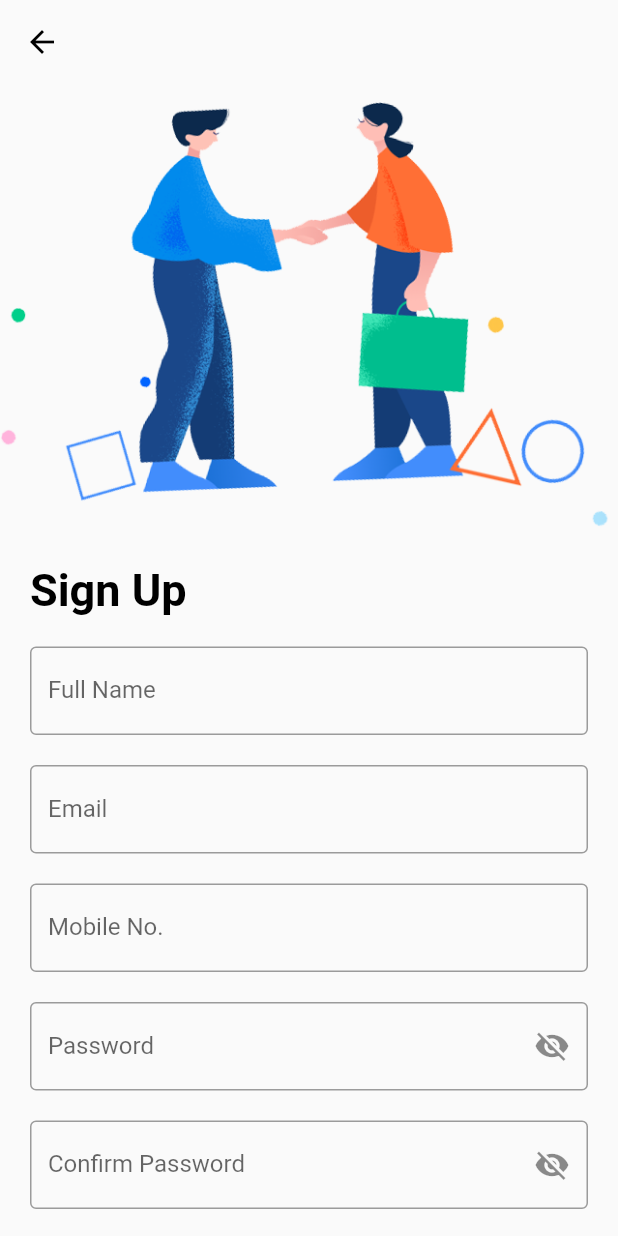
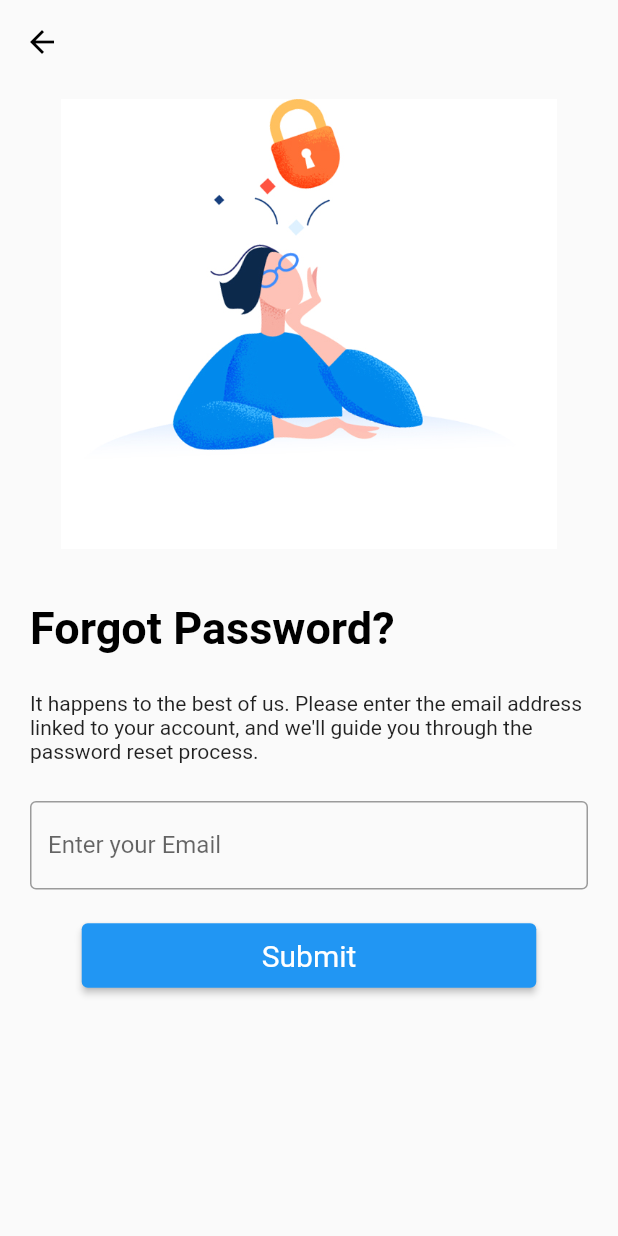
Before and after one commit to elinonga/flutter_auth, a Flutter app: the screen it shows after launch, after a tap on "Forgot Password?", on a phone screen of 412 x 824 dp. Run offline on Flutter 3.47's test engine with Material 2 defaults, Android fonts, the phone set to English and light mode, and no system bars.

Commit message:
:rotating_light: Forgot Password Page

```diff
--- /dev/null
+++ b/lib/pages/forgot_password.dart
@@ -0,0 +1,71 @@
+import 'package:flutter/material.dart';
+import 'package:login/widgets/buttons/save_button.dart';
+import 'package:login/widgets/headers/image_header.dart';
+import 'package:login/widgets/headers/text_header.dart';
+import 'package:login/widgets/inputs/text_input_field.dart';
+
+class ForgotPasswordPage extends StatefulWidget {
+  const ForgotPasswordPage({Key? key}) : super(key: key);
+
+  @override
+  State<ForgotPasswordPage> createState() => _ForgotPasswordPageState();
+}
+
+class _ForgotPasswordPageState extends State<ForgotPasswordPage> {
+  @override
+  Widget build(BuildContext context) {
+    return Scaffold(
+        appBar: AppBar(
+          iconTheme: const IconThemeData(
+            color: Colors.black,
+          ),
+          backgroundColor: Colors.transparent,
+          elevation: 0.0,
+        ),
+        body: ListView(
+          children: [
+            Center(
+                child: Column(
+              mainAxisAlignment: MainAxisAlignment.center,
+              children: const [
+                SizedBox(height: 10),
+
+                // Forgot Pwd Image
+                CustomImageHeader(
+                  imgUrl: "assets/images/banners/forgot.jpg",
+                ),
+                SizedBox(height: 35),
+
+                // Forgot Pwd - Text
+                CustomTextHeader(
+                  header: "Forgot Password?",
+                ),
+                SizedBox(height: 25),
+
+                // Encouraging words
+                Padding(
+                  padding: EdgeInsets.only(
+                    left: 20.0,
+                    right: 20.0,
+                  ),
+                  child: Text(
+                    """It happens to the best of us. Please enter the email address linked to your account, and we'll guide you through the password reset process.""",
+                  ),
+                ),
+                SizedBox(height: 25),
+
+                // Email TextField
+                CustomTextInputField(
+                  label: "Enter your Email",
+                ),
+                SizedBox(height: 20),
+
+                // Submit Button
+                CustomSaveButton(label: 'Submit'),
+                SizedBox(height: 20),
+              ],
+            )),
+          ],
+        ));
+  }
+}
--- a/lib/pages/login.dart
+++ b/lib/pages/login.dart
@@ -1,4 +1,5 @@
 import 'package:flutter/material.dart';
+import 'package:login/pages/forgot_password.dart';
 import 'package:login/pages/register.dart';
 import 'package:login/widgets/headers/image_header.dart';
 import 'package:login/widgets/inputs/password_input.dart';
@@ -60,7 +61,7 @@ class _LoginPageState extends State<LoginPage> {
                 alignment: Alignment.centerRight,
                 child: CustomTextLink(
                   label: "Forgot Password?",
-                  page: RegistrationPage(), // Hii itabadilika soon
+                  page: ForgotPasswordPage(), // Hii itabadilika soon
                 ),
               ),
             ),
--- a/lib/pages/register.dart
+++ b/lib/pages/register.dart
@@ -19,13 +19,6 @@ class _RegistrationPageState extends State<RegistrationPage> {
   @override
   Widget build(BuildContext context) {
     return Scaffold(
-      appBar: AppBar(
-        iconTheme: const IconThemeData(
-          color: Colors.black,
-        ),
-        backgroundColor: Colors.transparent,
-        elevation: 0.0,
-      ),
       body: ListView(children: [
         Center(
           child: Column(mainAxisAlignment: MainAxisAlignment.center, children: [
```
